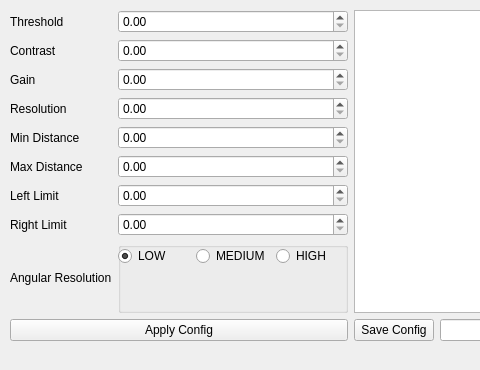
Old version of the form Gui/sonar_config/ui/main_window.ui in the repository decoderdan/projectPhoenix; both pictures show x 0 to 480 and y 0 to 370 of the 740 by 370 pixel window.
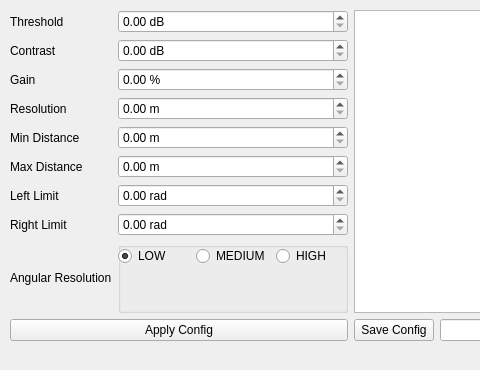
New version of the form.

Diff of the .ui file:
```diff
--- a/Gui/sonar_config/ui/main_window.ui
+++ b/Gui/sonar_config/ui/main_window.ui
@@ -99,6 +99,9 @@
          </item>
          <item row="3" column="1">
           <widget class="QDoubleSpinBox" name="spinBox_gain">
+           <property name="suffix">
+            <string> %</string>
+           </property>
            <property name="maximum">
             <double>1.000000000000000</double>
            </property>
@@ -108,25 +111,53 @@
           </widget>
          </item>
          <item row="4" column="1">
-          <widget class="QDoubleSpinBox" name="spinBox_resolution"/>
+          <widget class="QDoubleSpinBox" name="spinBox_resolution">
+           <property name="suffix">
+            <string> m</string>
+           </property>
+          </widget>
          </item>
          <item row="0" column="1">
-          <widget class="QDoubleSpinBox" name="spinBox_threshold"/>
+          <widget class="QDoubleSpinBox" name="spinBox_threshold">
+           <property name="suffix">
+            <string extracomment="dB"> dB</string>
+           </property>
+          </widget>
          </item>
          <item row="1" column="1">
-          <widget class="QDoubleSpinBox" name="spinBox_contrast"/>
+          <widget class="QDoubleSpinBox" name="spinBox_contrast">
+           <property name="suffix">
+            <string> dB</string>
+           </property>
+          </widget>
          </item>
          <item row="5" column="1">
-          <widget class="QDoubleSpinBox" name="spinBox_minDist"/>
+          <widget class="QDoubleSpinBox" name="spinBox_minDist">
+           <property name="suffix">
+            <string> m</string>
+           </property>
+          </widget>
          </item>
          <item row="6" column="1">
-          <widget class="QDoubleSpinBox" name="spinBox_maxDist"/>
+          <widget class="QDoubleSpinBox" name="spinBox_maxDist">
+           <property name="suffix">
+            <string> m</string>
+           </property>
+          </widget>
          </item>
          <item row="7" column="1">
-          <widget class="QDoubleSpinBox" name="spinBox_leftLimit"/>
+          <widget class="QDoubleSpinBox" name="spinBox_leftLimit">
+           <property name="suffix">
+            <string> rad</string>
+           </property>
+          </widget>
          </item>
          <item row="8" column="1">
-          <widget class="QDoubleSpinBox" name="spinBox_rightLimit"/>
+          <widget class="QDoubleSpinBox" name="spinBox_rightLimit">
+           <property name="suffix">
+            <string> rad</string>
+           </property>
+          </widget>
          </item>
          <item row="9" column="1">
           <widget class="QGroupBox" name="groupBox">
```
